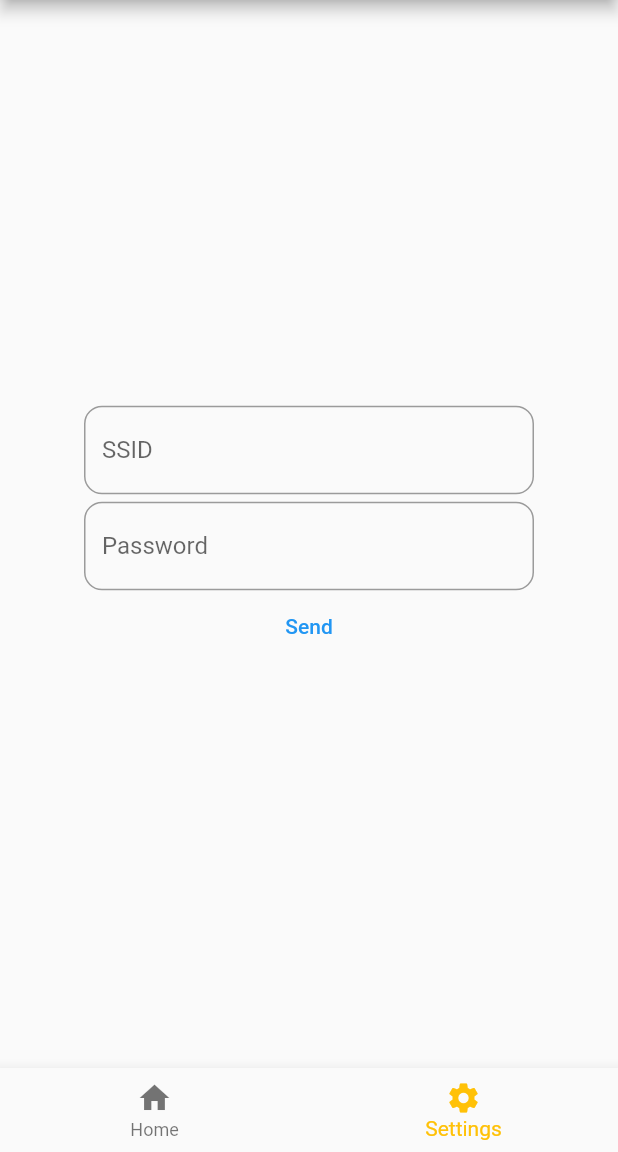
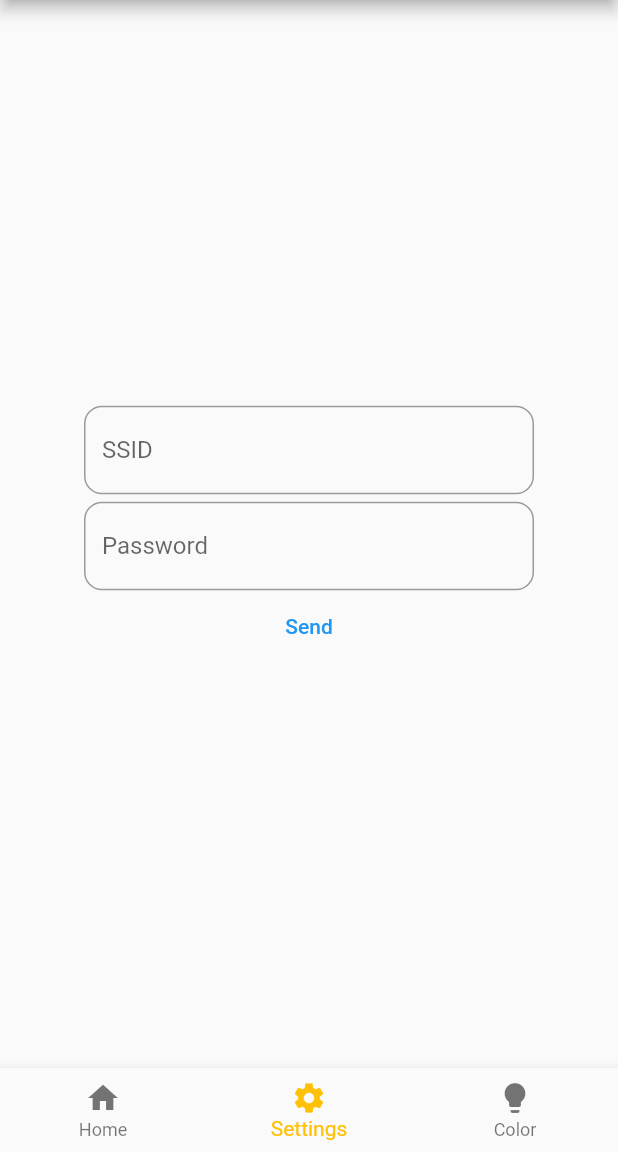
Before and after one commit to Sh1nde1ru/database_reading, a Flutter app: the screen it shows after launch, item 2 of the bottom bar chosen, on a phone screen of 412 x 824 dp, the part 84-1236 px from its top. Run offline on Flutter 3.47's test engine with Material 2 defaults, Android fonts, the phone set to English and light mode, and no system bars; our stand-ins replace firebase_core, firebase_database; missing offline and left inert: flutter_circle_color_picker; accounts and stored records are empty.

Commit message:
colorWheel

```diff
--- a/lib/home_page.dart
+++ b/lib/home_page.dart
@@ -1,4 +1,5 @@
 import 'package:database_reading/models/order_model.dart';
+import 'package:database_reading/pages/color_picker.dart';
 import 'package:database_reading/pages/ssid_setup.dart';
 import 'package:flutter/material.dart';
 
@@ -14,6 +15,7 @@ class _HomePAgeState extends State<HomePAge> {
   static const List<Widget> _widgetOptions = <Widget>[
     Reading(),
     SsidSetup(),
+    ColorWheel(),
   ];
   void _onItemTapped(int index) {
     setState(() {
@@ -25,7 +27,7 @@ class _HomePAgeState extends State<HomePAge> {
   Widget build(BuildContext context) {
     return Scaffold(
       appBar: AppBar(
-        title: Text("Smart Aquarium"),
+        title: const Text("Smart Aquarium"),
       ),
       body: _widgetOptions[_selectedIndex],
       bottomNavigationBar: BottomNavigationBar(
@@ -38,6 +40,10 @@ class _HomePAgeState extends State<HomePAge> {
             icon: Icon(Icons.settings),
             label: 'Settings',
           ),
+          BottomNavigationBarItem(
+            icon: Icon(Icons.lightbulb),
+            label: 'Color',
+          ),
         ],
         currentIndex: _selectedIndex,
         selectedItemColor: Colors.amber,
--- a/pubspec.yaml
+++ b/pubspec.yaml
@@ -11,6 +11,7 @@ dependencies:
   firebase_database: ^10.3.5
   flutter:
     sdk: flutter
+  flutter_circle_color_picker: ^0.3.0
 
 dev_dependencies:
   flutter_test:
```
Also changed, not shown: lib/models/order_model.dart (+10 -17 lines), lib/pages/color_picker.dart (added, +34 -0 lines), pubspec.lock.
